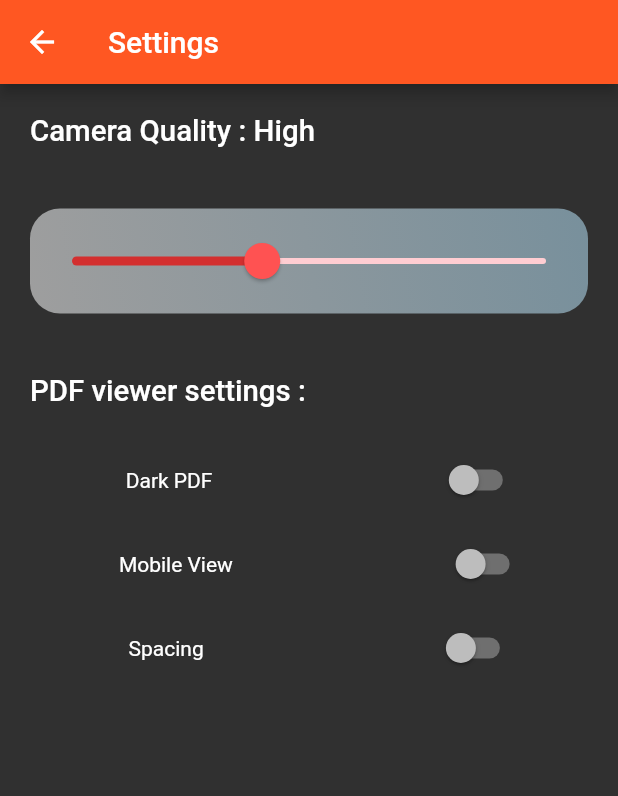
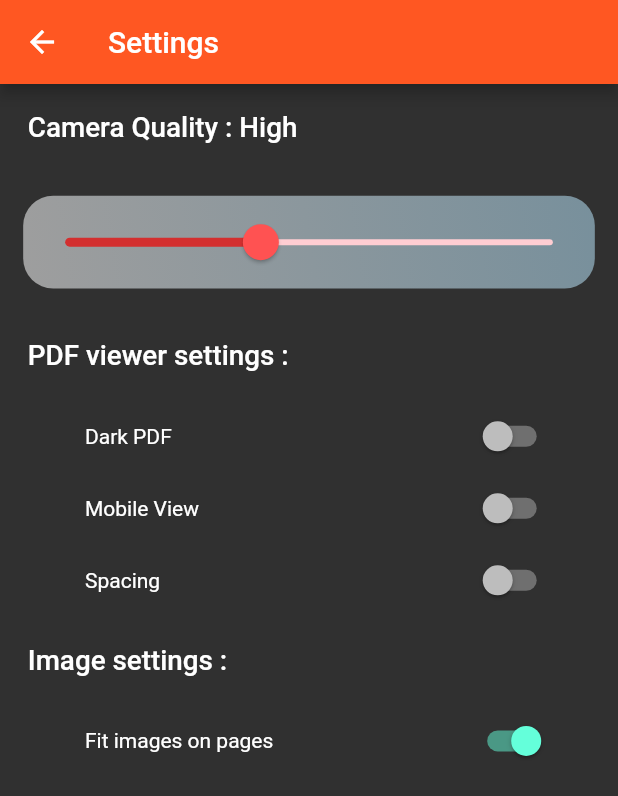
Before and after one commit to devanshhooda/get_pdf, a Flutter app: the SettingsPage screen opened directly, on a phone screen of 412 x 824 dp. Shown: the top 796 px of the screen. Run offline on Flutter 3.47's test engine with Material 2 defaults, Android fonts, the phone set to English and light mode, and no system bars; our stand-ins replace camera, file, file_picker, flutter_speed_dial, google_fonts, image_cropper and 3 more; missing offline and left inert: flutter_pdfview, image_editor, share_extend; accounts and stored records are empty; Roboto replaces fonts that are missing (Amaranth); statements that could not run were skipped.

Commit message:
size configurations and quick fixes

```diff
--- a/lib/utils/constants.dart
+++ b/lib/utils/constants.dart
@@ -1,9 +1,9 @@
 class Constants {
   static String root = '/storage/emulated/0/';
-  static String home = 'GetPDF';
+  static String home = 'Indocanner';
   static String temp = '.temp';
   static String greet = 'Hello World!';
-  static String base = 'GetPDF ';
+  static String base = 'Indocanner ';
   static List<String> resolutions = [
     'Low',
     'Medium',
--- /dev/null
+++ b/lib/utils/sizeConfig.dart
@@ -0,0 +1,35 @@
+import 'package:flutter/widgets.dart';
+
+class SizeConfig {
+  static MediaQueryData _mediaQueryData;
+  static double screenWidth;
+  static double screenHeight;
+  static double blockSizeHorizontal;
+  static double blockSizeVertical;
+
+  static double _safeAreaHorizontal;
+  static double _safeAreaVertical;
+  static double safeBlockHorizontal;
+  static double safeBlockVertical;
+
+  static double font_size;
+
+  void init(BuildContext context) {
+    _mediaQueryData = MediaQuery.of(context);
+
+    screenWidth = _mediaQueryData.size.width;
+    screenHeight = _mediaQueryData.size.height;
+    blockSizeHorizontal = screenWidth / 100;
+    blockSizeVertical = screenHeight / 100;
+
+    _safeAreaHorizontal =
+        _mediaQueryData.padding.left + _mediaQueryData.padding.right;
+    _safeAreaVertical =
+        _mediaQueryData.padding.top + _mediaQueryData.padding.bottom;
+
+    safeBlockHorizontal = (screenWidth - _safeAreaHorizontal) / 100;
+    safeBlockVertical = (screenHeight - _safeAreaVertical) / 100;
+
+    font_size = (safeBlockVertical + safeBlockHorizontal) / 2;
+  }
+}
--- a/lib/views/settingsPage.dart
+++ b/lib/views/settingsPage.dart
@@ -1,4 +1,5 @@
 import 'package:flutter/material.dart';
+import 'package:get_pdf/utils/sizeConfig.dart';
 import 'package:google_fonts/google_fonts.dart';
 import 'package:shared_preferences/shared_preferences.dart';
 import 'package:get_pdf/utils/constants.dart';
@@ -12,7 +13,7 @@ class _SettingsPageState extends State<SettingsPage> {
   double _value = 0;
   SharedPreferences prefs;
 
-  bool darkPdf = false, mobileView = false, spacing = true;
+  bool darkPdf = false, mobileView = false, spacing = true, fitImages = true;
 
   @override
   void initState() {
@@ -31,25 +32,28 @@ class _SettingsPageState extends State<SettingsPage> {
         ),
       ),
       body: Container(
+        height: SizeConfig.screenHeight,
+        width: SizeConfig.screenWidth,
         child: ListView(
           children: <Widget>[
             Padding(
-              padding: EdgeInsets.all(20),
+              padding: EdgeInsets.all(SizeConfig.font_size * 3),
               child: Text(
                 'Camera Quality : ${Constants.resolutions[_value.floor()]}',
-                textScaleFactor: 1.4,
-                style: TextStyle(fontWeight: FontWeight.w500),
+                style: TextStyle(
+                    fontWeight: FontWeight.w500,
+                    fontSize: SizeConfig.font_size * 3),
               ),
             ),
             Container(
-              height: 70,
+              height: SizeConfig.blockSizeVertical * 7.5,
               decoration: BoxDecoration(
                   borderRadius: BorderRadius.circular(20),
                   gradient: LinearGradient(
                       colors: [Colors.grey, Colors.blueGrey[400]],
                       begin: Alignment.bottomLeft,
                       end: Alignment.topRight)),
-              margin: EdgeInsets.all(20), // don't change this ever
+              margin: EdgeInsets.all(SizeConfig.font_size * 2.5),
               child: SliderTheme(
                   data: SliderTheme.of(context).copyWith(
                       activeTrackColor: Colors.red[700],
@@ -82,18 +86,22 @@ class _SettingsPageState extends State<SettingsPage> {
                   )),
             ),
             Padding(
-              padding: EdgeInsets.all(20),
+              padding: EdgeInsets.all(SizeConfig.font_size * 3),
               child: Text(
                 'PDF viewer settings :',
-                textScaleFactor: 1.4,
-                style: TextStyle(fontWeight: FontWeight.w500),
+                style: TextStyle(
+                    fontWeight: FontWeight.w500,
+                    fontSize: SizeConfig.font_size * 3),
               ),
             ),
-            Row(
-                mainAxisAlignment: MainAxisAlignment.spaceAround,
+            Padding(
+              padding: EdgeInsets.symmetric(
+                  horizontal: SizeConfig.safeBlockHorizontal * 10),
+              child: Row(
+                  mainAxisAlignment: MainAxisAlignment.spaceBetween,
                   children: <Widget>[
                     Padding(
-                    padding: EdgeInsets.all(20),
+                      padding: EdgeInsets.all(SizeConfig.font_size * 2.5),
                       child: Text('Dark PDF'),
                     ),
                     Switch(
@@ -105,11 +113,15 @@ class _SettingsPageState extends State<SettingsPage> {
                       },
                     ),
                   ]),
-            Row(
-                mainAxisAlignment: MainAxisAlignment.spaceAround,
+            ),
+            Padding(
+              padding: EdgeInsets.symmetric(
+                  horizontal: SizeConfig.safeBlockHorizontal * 10),
+              child: Row(
+                  mainAxisAlignment: MainAxisAlignment.spaceBetween,
                   children: <Widget>[
                     Padding(
-                    padding: EdgeInsets.all(20),
+                      padding: EdgeInsets.all(SizeConfig.font_size * 2.5),
                       child: Text('Mobile View'),
                     ),
                     Switch(
@@ -121,11 +133,15 @@ class _SettingsPageState extends State<SettingsPage> {
                       },
                     ),
                   ]),
-            Row(
-                mainAxisAlignment: MainAxisAlignment.spaceAround,
+            ),
+            Padding(
+              padding: EdgeInsets.symmetric(
+                  horizontal: SizeConfig.safeBlockHorizontal * 10),
+              child: Row(
+                  mainAxisAlignment: MainAxisAlignment.spaceBetween,
                   children: <Widget>[
                     Padding(
-                    padding: EdgeInsets.all(20),
+                      padding: EdgeInsets.all(SizeConfig.font_size * 2.5),
                       child: Text('Spacing'),
                     ),
                     Switch(
@@ -137,6 +153,34 @@ class _SettingsPageState extends State<SettingsPage> {
                       },
                     )
                   ]),
+            ),
+            Padding(
+              padding: EdgeInsets.all(SizeConfig.font_size * 3),
+              child: Text(
+                'Image settings :',
+                style: TextStyle(
+                    fontWeight: FontWeight.w500,
+                    fontSize: SizeConfig.font_size * 3),
+              ),
+            ),
+            Padding(
+              padding: EdgeInsets.symmetric(
+                  horizontal: SizeConfig.safeBlockHorizontal * 10),
+              child: Row(
+                  mainAxisAlignment: MainAxisAlignment.spaceBetween,
+                  children: <Widget>[
+                    Padding(
+                      padding: EdgeInsets.all(SizeConfig.font_size * 2.5),
+                      child: Text('Fit images on pages'),
+                    ),
+                    Switch(
+                      value: fitImages,
+                      onChanged: (value) async {
+                        fitImages = !fitImages;
+                      },
+                    )
+                  ]),
+            ),
           ],
         ),
       ),
```
Also changed, not shown: lib/services/pdfServices.dart (+3 -6 lines), lib/views/cameraScreen.dart (+17 -18 lines), lib/views/editorPage.dart (+19 -14 lines), lib/views/mainScreen.dart (+47 -29 lines), lib/views/previewPage.dart (+15 -14 lines), lib/views/viewPdf.dart (+4 -3 lines), pubspec.lock. Lines whose indentation alone changed are shown as unchanged.
